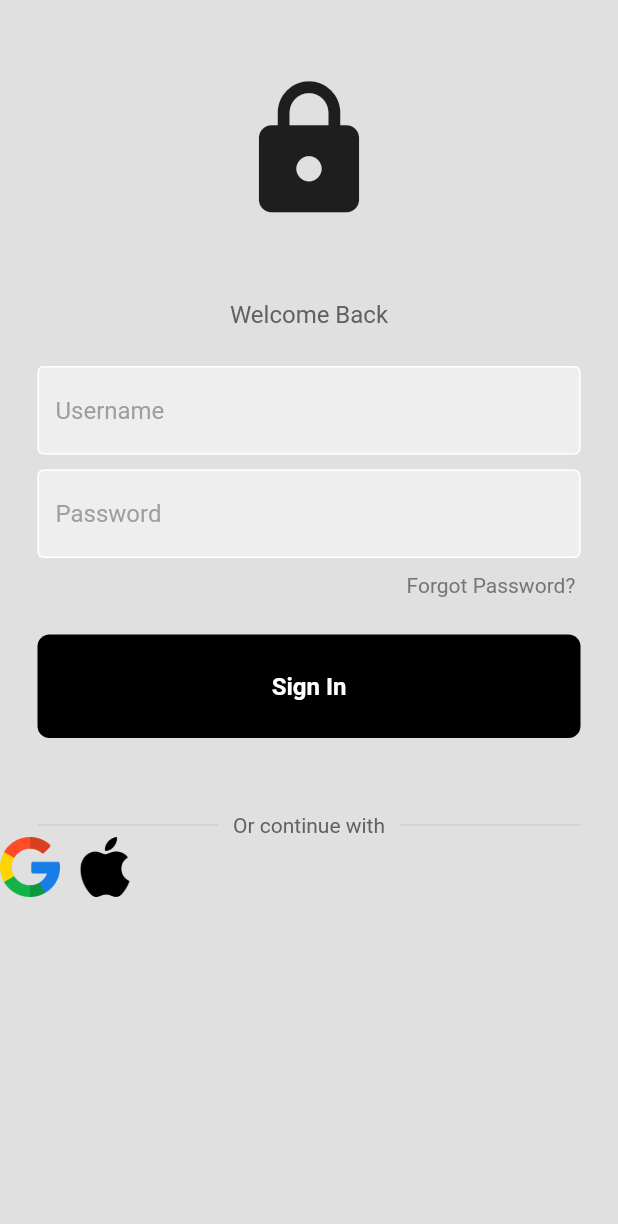
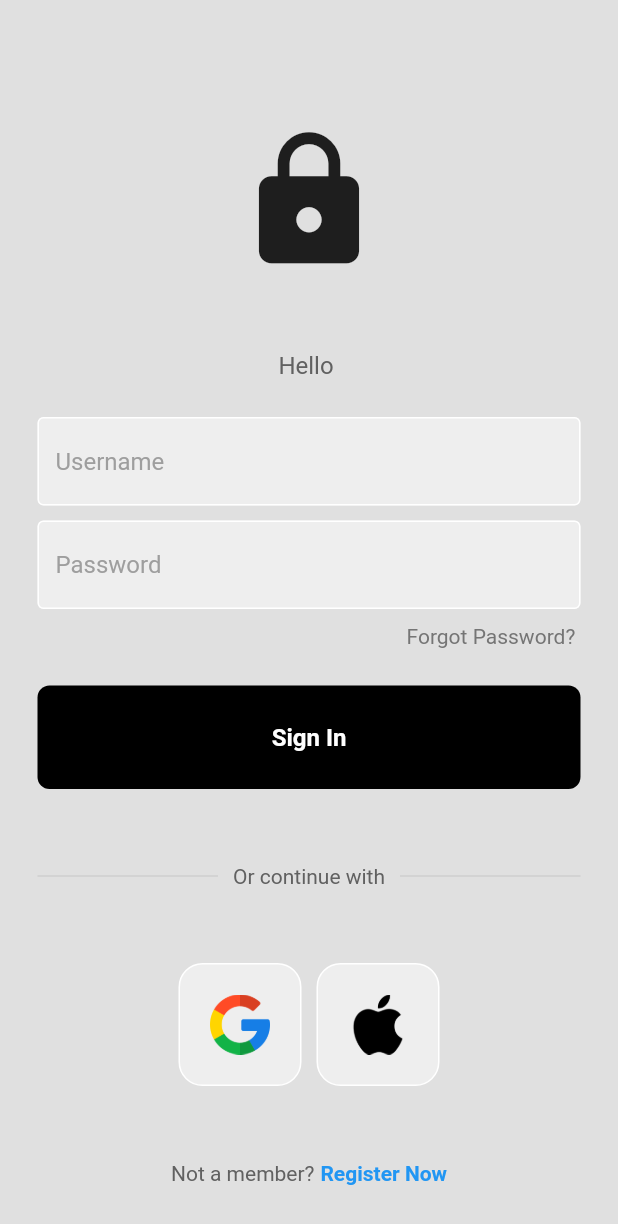
Before and after one commit to j3rryl/work-tour, a Flutter app: the screen it shows after launch, on a phone screen of 412 x 824 dp. Shown: the top 1224 px of the screen. Run offline on Flutter 3.47's test engine with Material 2 defaults, Android fonts, the phone set to English and light mode, and no system bars.

Commit message:
UI part done

```diff
--- a/lib/components/square_tile.dart
+++ b/lib/components/square_tile.dart
@@ -0,0 +1,25 @@
+
+import 'package:flutter/material.dart';
+
+class SquareTile extends StatelessWidget{
+  final String imagePath;
+  const SquareTile({
+    super.key,
+    required this.imagePath,
+  });
+
+  @override
+  Widget build(BuildContext context) {
+    return Container(
+      padding: EdgeInsets.all(20),
+      decoration: BoxDecoration(border: Border.all(color:Colors.white),
+      borderRadius: BorderRadius.circular(16),
+      color: Colors.grey[200]),
+      child: Image.asset(imagePath,
+      height: 40)
+    );
+
+  }
+
+
+}
--- a/lib/pages/login_page.dart
+++ b/lib/pages/login_page.dart
@@ -1,6 +1,7 @@
 import 'package:flutter/material.dart';
 import 'package:sm_work/components/my_button.dart';
 import 'package:sm_work/components/my_textfield.dart';
+import 'package:sm_work/components/square_tile.dart';
 
 class LoginPage extends StatelessWidget{
 
@@ -17,6 +18,7 @@
       body:SafeArea(
         child:Center(
             child:Column(
+              mainAxisAlignment: MainAxisAlignment.center,
                 children: [
                   const SizedBox(height:50),
                   const Icon(Icons.lock,
@@ -24,7 +26,7 @@
                   ),
                   const SizedBox(height:50),
                   Text(
-                    'Welcome Back',
+                    'Hello ',
                     style: TextStyle(
                         color: Colors.grey[700],
                         fontSize:16
@@ -72,10 +74,28 @@
                         ),
                       ],
                     ),),
-                  Row(children: [
-                    Image.asset('lib/images/google.png',height: 40,),
+                  const SizedBox(height: 50,),
+                  Row(
+                    mainAxisAlignment: MainAxisAlignment.center,
+                    children: [
+                    SquareTile(imagePath: 'lib/images/google.png'),
                     const SizedBox(width: 10),
-                    Image.asset('lib/images/apple.png',height: 40,),
+                    SquareTile(imagePath:'lib/images/apple.png'),
+                  ],
+                  ),
+                  const SizedBox(height: 50,),
+                  Row(
+                    mainAxisAlignment: MainAxisAlignment.center,
+                    children: [
+                    Text('Not a member?',
+                    style: TextStyle(
+                      color:Colors.grey[700]
+                    ),),
+                    const SizedBox(width: 4,),
+                    Text('Register Now',
+                    style: TextStyle(
+                      color:Colors.blue, fontWeight: FontWeight.bold
+                    ),)
                   ],)
 
 
```
